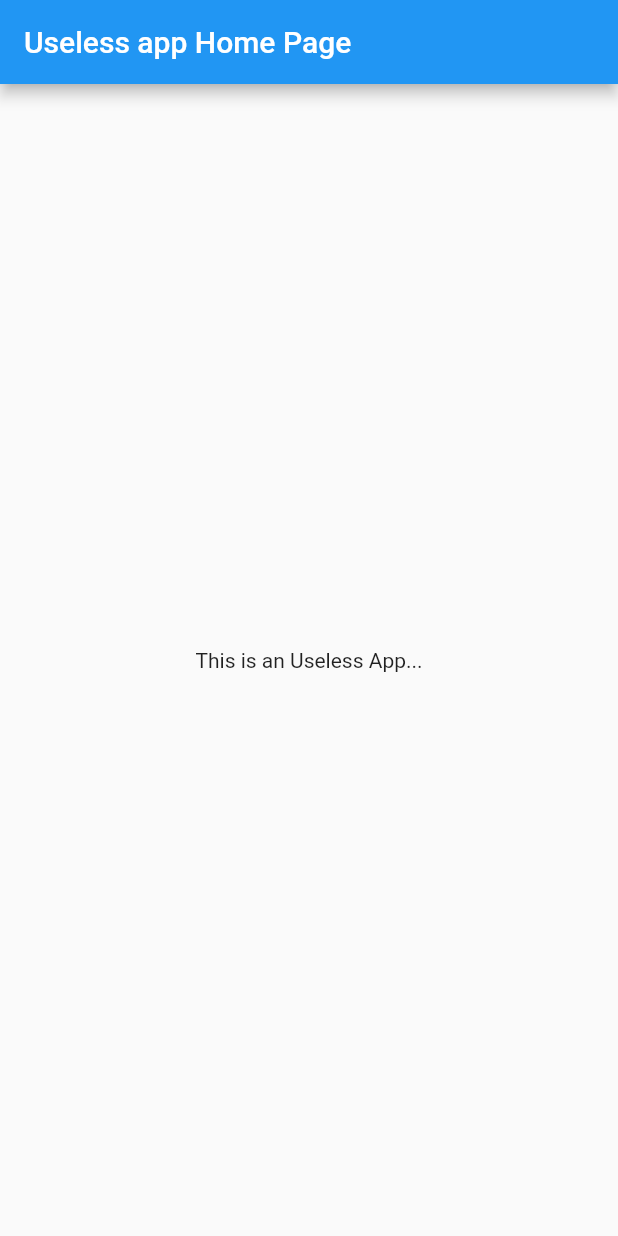
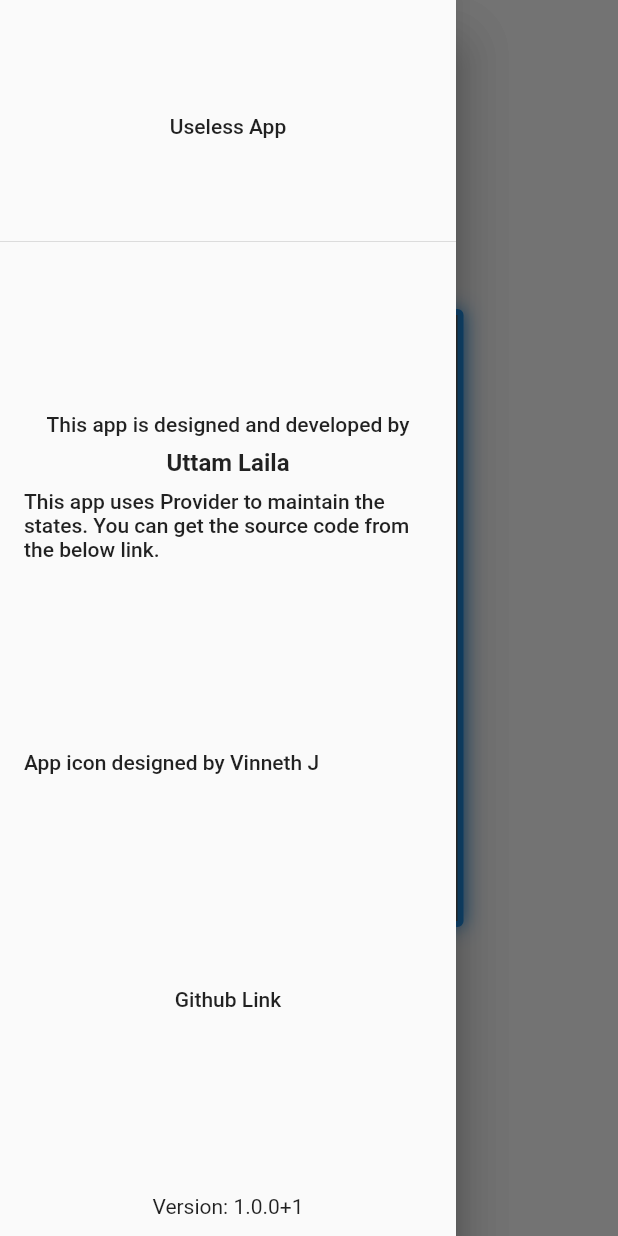
Before and after one commit to uttam-laila/useless_app, a Flutter app: the screen it shows after launch, with the side drawer open (before the commit the screen has no drawer), on a phone screen of 412 x 824 dp. Run offline on Flutter 3.47's test engine with Material 2 defaults, Android fonts, the phone set to English and light mode, and no system bars; our stand-ins replace flutter_bloc, get_it, injectable.

Commit message:
Useless app in shape

```diff
--- a/lib/application/useless_provider.dart
+++ b/lib/application/useless_provider.dart
@@ -1,5 +1,18 @@
 import 'package:flutter/material.dart';
 import 'package:injectable/injectable.dart';
 
+import 'package:useless_app/domain/useless_entity.dart';
+import 'package:useless_app/domain/useless_repo.dart';
+
 @injectable
-class UselessProvider with ChangeNotifier {}
+class UselessProvider with ChangeNotifier {
+  final UselessRepository _repo;
+  UselessProvider(this._repo);
+
+  UselessEntity uselessEntity = UselessEntity(false, 100, 100, 100);
+
+  Future uselessFunction(bool state) async {
+    uselessEntity = _repo.uselessFunction(state);
+    notifyListeners();
+  }
+}
--- /dev/null
+++ b/lib/core/widgets/drawer.dart
@@ -0,0 +1,86 @@
+import 'package:flutter/material.dart';
+import 'package:flutter/services.dart';
+
+class UselessDrawer extends StatelessWidget {
+  @override
+  Widget build(BuildContext context) {
+    return SizedBox(
+      width: MediaQuery.of(context).size.width / 2,
+      child: Drawer(
+        child: Column(
+          mainAxisAlignment: MainAxisAlignment.spaceBetween,
+          children: <Widget>[
+            DrawerHeader(
+              child: Center(child: Text('Useless App')),
+            ),
+            ListTile(
+              title: Center(
+                  child: Column(
+                children: [
+                  Text('This app is designed and developed by'),
+                  Padding(
+                    padding: const EdgeInsets.all(8.0),
+                    child: InkWell(
+                      onLongPress: () {
+                        Clipboard.setData(ClipboardData(
+                                text:
+                                    'https://www.linkedin.com/in/uttamlaila/'))
+                            .then((_) {
+                          Scaffold.of(context).showSnackBar(SnackBar(
+                              content: Text("Profile copied to clipboard")));
+                          Navigator.pop(context);
+                        });
+                      },
+                      child: Text(
+                        'Uttam Laila',
+                        style: Theme.of(context)
+                            .textTheme
+                            .subtitle1!
+                            .copyWith(fontWeight: FontWeight.bold),
+                      ),
+                    ),
+                  ),
+                  Text(
+                      'This app uses Provider to maintain the states. You can get the source code from the below link.'),
+                ],
+              )),
+            ),
+            ListTile(
+              title: Text('App icon designed by Vinneth J'),
+              onTap: () {
+                Clipboard.setData(ClipboardData(
+                        text: 'https://www.instagram.com/_vinu_creation_/'))
+                    .then((_) {
+                  Scaffold.of(context).showSnackBar(
+                      SnackBar(content: Text("Profile copied to clipboard")));
+                  Navigator.pop(context);
+                });
+              },
+            ),
+            ListTile(
+              title: Center(child: Text('Github Link')),
+              onTap: () {
+                Clipboard.setData(ClipboardData(
+                        text: 'https://github.com/uttam-laila/useless_app'))
+                    .then((_) {
+                  Scaffold.of(context).showSnackBar(SnackBar(
+                      content: Text("Github address copied to clipboard")));
+                  Navigator.pop(context);
+                });
+              },
+            ),
+            Column(
+              mainAxisAlignment: MainAxisAlignment.end,
+              children: [
+                Center(child: Text('Version: 1.0.0+1')),
+                SizedBox(
+                  height: 12,
+                ),
+              ],
+            )
+          ],
+        ),
+      ),
+    );
+  }
+}
--- a/lib/domain/useless_entity.dart
+++ b/lib/domain/useless_entity.dart
@@ -0,0 +1,7 @@
+class UselessEntity {
+  bool uselessState;
+  int red;
+  int green;
+  int blue;
+  UselessEntity(this.uselessState, this.red, this.green, this.blue);
+}
--- a/lib/domain/useless_repo.dart
+++ b/lib/domain/useless_repo.dart
@@ -0,0 +1,5 @@
+import 'package:useless_app/domain/useless_entity.dart';
+
+abstract class UselessRepository {
+  UselessEntity uselessFunction(bool state);
+}
--- a/lib/infrastructure/imp_useless_repo.dart
+++ b/lib/infrastructure/imp_useless_repo.dart
@@ -0,0 +1,17 @@
+import 'dart:math';
+
+import 'package:injectable/injectable.dart';
+import 'package:useless_app/domain/useless_entity.dart';
+import 'package:useless_app/domain/useless_repo.dart';
+
+@LazySingleton(as: UselessRepository)
+class ImplementUselessRepository extends UselessRepository {
+  @override
+  UselessEntity uselessFunction(bool state) {
+    final _random = Random();
+    int _red = _random.nextInt(256);
+    int _green = _random.nextInt(256);
+    int _blue = _random.nextInt(256);
+    return UselessEntity(state, _red, _green, _blue);
+  }
+}
--- a/lib/main.dart
+++ b/lib/main.dart
@@ -3,7 +3,7 @@ import 'package:injectable/injectable.dart';
 import 'package:provider/provider.dart';
 import 'package:useless_app/application/providers.dart';
 import 'package:useless_app/injection.dart';
-import 'package:useless_app/presentation/useless_screen.dart';
+import 'package:useless_app/presentation/useless_page/useless_screen.dart';
 
 void main() {
   configureInjection(Environment.dev);
@@ -17,11 +17,12 @@ class MyApp extends StatelessWidget {
     return MultiProvider(
       providers: List.from(providers),
       child: MaterialApp(
+        debugShowCheckedModeBanner: false,
         title: 'Useless App',
         theme: ThemeData(
           primarySwatch: Colors.blue,
         ),
-        home: UselessScreen(title: 'Useless app Home Page'),
+        home: UselessScreen(),
       ),
     );
   }
--- /dev/null
+++ b/lib/presentation/useless_page/useless_screen.dart
@@ -0,0 +1,20 @@
+import 'package:flutter/material.dart';
+import 'package:useless_app/core/widgets/drawer.dart';
+import 'package:useless_app/presentation/useless_page/widgets/custom_button.dart';
+
+class UselessScreen extends StatefulWidget {
+  @override
+  _UselessScreenState createState() => _UselessScreenState();
+}
+
+class _UselessScreenState extends State<UselessScreen> {
+  @override
+  Widget build(BuildContext context) {
+    return Scaffold(
+      drawer: Drawer(child: UselessDrawer()),
+      body: Center(
+        child: UselessButton(),
+      ),
+    );
+  }
+}
--- /dev/null
+++ b/lib/presentation/useless_page/widgets/custom_button.dart
@@ -0,0 +1,65 @@
+import 'package:flutter/material.dart';
+import 'package:flutter_bloc/flutter_bloc.dart';
+import 'package:useless_app/application/useless_provider.dart';
+
+class UselessButton extends StatelessWidget {
+  @override
+  Widget build(BuildContext context) {
+    final _provider = context.watch<UselessProvider>();
+    return InkWell(
+      onTap: () {
+        _provider.uselessFunction(!_provider.uselessEntity.uselessState);
+        Future.delayed(Duration(seconds: 2)).then((value) =>
+            _provider.uselessFunction(!_provider.uselessEntity.uselessState));
+      },
+      child: Container(
+        height: MediaQuery.of(context).size.height / 2,
+        width: MediaQuery.of(context).size.width / 2,
+        margin: EdgeInsets.all(2.0),
+        padding: EdgeInsets.all(8.0),
+        alignment: Alignment.center,
+        decoration: BoxDecoration(
+          color: _provider.uselessEntity.uselessState
+              ? Colors.white
+              : Color.fromRGBO(
+                  _provider.uselessEntity.red,
+                  _provider.uselessEntity.green,
+                  _provider.uselessEntity.blue,
+                  1),
+          border: Border.all(width: 4, color: Theme.of(context).accentColor),
+          borderRadius: BorderRadius.all(Radius.circular(4.0)),
+          boxShadow: [
+            BoxShadow(
+              blurRadius: 10,
+              color: Theme.of(context).accentColor,
+            )
+          ],
+        ),
+        child: Stack(
+          children: [
+            AnimatedPositioned(
+              width: MediaQuery.of(context).size.width / 2.2,
+              height: 50.0,
+              top: _provider.uselessEntity.uselessState
+                  ? 0.0
+                  : MediaQuery.of(context).size.height,
+              duration: const Duration(seconds: 2),
+              curve: Curves.fastOutSlowIn,
+              child: Container(
+                height: MediaQuery.of(context).size.height / 6,
+                color: Colors.green,
+                child: Center(
+                  child: Text('Hello !!!',
+                      style: Theme.of(context)
+                          .textTheme
+                          .button!
+                          .copyWith(color: Colors.white)),
+                ),
+              ),
+            ),
+          ],
+        ),
+      ),
+    );
+  }
+}
--- a/lib/presentation/useless_screen.dart
+++ /dev/null
@@ -1,23 +0,0 @@
-import 'package:flutter/material.dart';
-
-class UselessScreen extends StatefulWidget {
-  final String title;
-
-  const UselessScreen({Key? key, required this.title}) : super(key: key);
-  @override
-  _UselessScreenState createState() => _UselessScreenState();
-}
-
-class _UselessScreenState extends State<UselessScreen> {
-  @override
-  Widget build(BuildContext context) {
-    return Scaffold(
-      appBar: AppBar(
-        title: Text(widget.title),
-      ),
-      body: Center(
-        child: Text('This is an Useless App...'),
-      ),
-    );
-  }
-}
--- a/pubspec.yaml
+++ b/pubspec.yaml
@@ -13,6 +13,7 @@ dependencies:
   provider:
   build_runner:
   bloc:
+  flutter_bloc:
 
   cupertino_icons: ^1.0.2
 
```
Also changed, not shown: lib/injection.config.dart, pubspec.lock, 1 other file.
